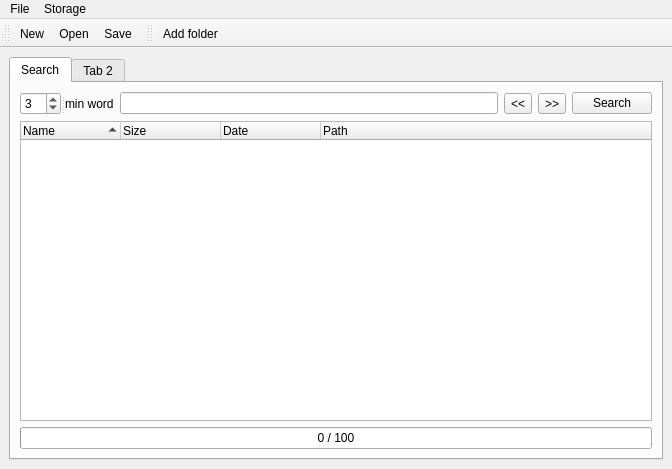
Above: form.ui from sanami/qt-books before the change. Below: the same form after it.
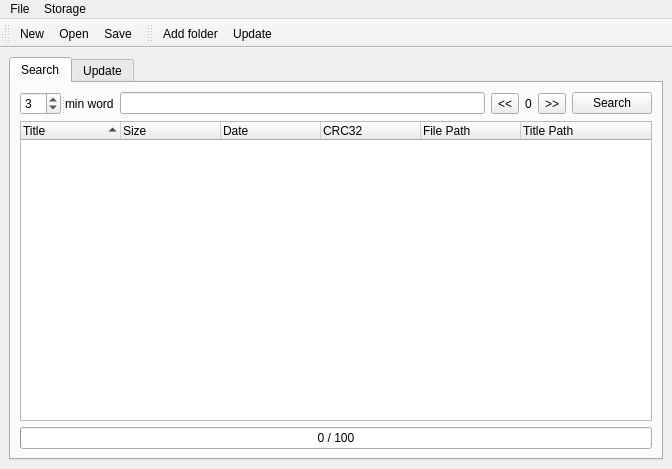
That is the form after the change. Icons and pictures are not drawn.

```diff
--- a/form.ui
+++ b/form.ui
@@ -60,7 +60,7 @@
         <item row="0" column="1">
          <widget class="QLineEdit" name="search_filter"/>
         </item>
-        <item row="1" column="0" colspan="5">
+        <item row="1" column="0" colspan="6">
          <widget class="QTreeWidget" name="search_result">
           <property name="contextMenuPolicy">
            <enum>Qt::CustomContextMenu</enum>
@@ -82,7 +82,7 @@
           </property>
           <column>
            <property name="text">
-            <string>Name</string>
+            <string>Title</string>
            </property>
           </column>
           <column>
@@ -97,13 +97,23 @@
           </column>
           <column>
            <property name="text">
-            <string>Path</string>
+            <string>CRC32</string>
+           </property>
+          </column>
+          <column>
+           <property name="text">
+            <string>File Path</string>
+           </property>
+          </column>
+          <column>
+           <property name="text">
+            <string>Title Path</string>
            </property>
           </column>
          </widget>
         </item>
-        <item row="2" column="0" colspan="5">
-         <widget class="QProgressBar" name="search_progress">
+        <item row="2" column="0" colspan="6">
+         <widget class="QProgressBar" name="progress">
           <property name="value">
            <number>0</number>
           </property>
@@ -112,14 +122,14 @@
           </property>
          </widget>
         </item>
-        <item row="0" column="4">
+        <item row="0" column="5">
          <widget class="QPushButton" name="search">
           <property name="text">
            <string>Search</string>
           </property>
          </widget>
         </item>
-        <item row="0" column="3">
+        <item row="0" column="4">
          <widget class="QToolButton" name="search_next_page">
           <property name="text">
            <string>&gt;&gt;</string>
@@ -133,12 +143,43 @@
           </property>
          </widget>
         </item>
+        <item row="0" column="3">
+         <widget class="QLabel" name="search_page">
+          <property name="frameShadow">
+           <enum>QFrame::Sunken</enum>
+          </property>
+          <property name="text">
+           <string>0</string>
+          </property>
+         </widget>
+        </item>
        </layout>
       </widget>
       <widget class="QWidget" name="tab_2">
        <attribute name="title">
-        <string>Tab 2</string>
+        <string>Update</string>
        </attribute>
+       <layout class="QGridLayout" name="gridLayout_3">
+        <item row="0" column="0">
+         <widget class="QTreeWidget" name="update_result">
+          <column>
+           <property name="text">
+            <string>Id</string>
+           </property>
+          </column>
+          <column>
+           <property name="text">
+            <string>Action</string>
+           </property>
+          </column>
+          <column>
+           <property name="text">
+            <string>File Path</string>
+           </property>
+          </column>
+         </widget>
+        </item>
+       </layout>
       </widget>
      </widget>
     </item>
@@ -169,6 +210,8 @@
     <property name="title">
      <string>Storage</string>
     </property>
+    <addaction name="action_add_folder_to_storage"/>
+    <addaction name="action_update_storage"/>
    </widget>
    <addaction name="menuFile"/>
    <addaction name="menuStorage"/>
@@ -198,6 +241,7 @@
     <bool>false</bool>
    </attribute>
    <addaction name="action_add_folder_to_storage"/>
+   <addaction name="action_update_storage"/>
   </widget>
   <action name="action_save">
    <property name="icon">
@@ -262,6 +306,14 @@
     <string>Add folder to storage</string>
    </property>
   </action>
+  <action name="action_update_storage">
+   <property name="text">
+    <string>Update</string>
+   </property>
+   <property name="toolTip">
+    <string>Update storage. Remove missing files. Calculate CRC</string>
+   </property>
+  </action>
  </widget>
  <resources>
   <include location="resources.qrc"/>
```
